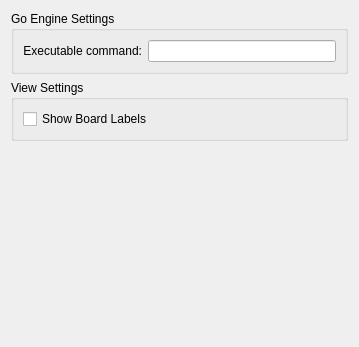
Qt form src/gui/config.ui (KDE/kigo) before a commit.
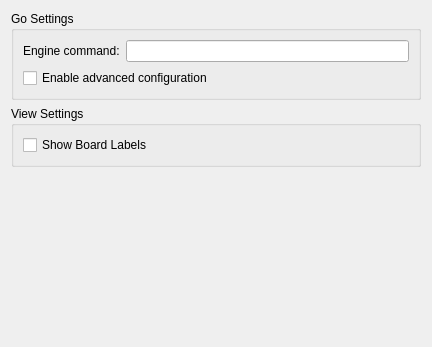
The same form after that commit. Custom widgets are drawn as their Qt base class.

Commit message: SetupScreen has much better UI, fixed handicap setting streamlined, GoEngine current player handling implemented and smaller bug-fixes. GameScene stone placement works and correct cursor based on current player cursor.

Diff of the .ui file:
```diff
--- a/src/gui/config.ui
+++ b/src/gui/config.ui
@@ -5,7 +5,7 @@
    <rect>
     <x>0</x>
     <y>0</y>
-    <width>359</width>
+    <width>432</width>
     <height>347</height>
    </rect>
   </property>
@@ -22,25 +22,32 @@
       </sizepolicy>
      </property>
      <property name="title" >
-      <string>Go Engine Settings</string>
+      <string>Go Settings</string>
      </property>
-     <layout class="QHBoxLayout" name="horizontalLayout_2" >
-      <item>
+     <layout class="QGridLayout" name="gridLayout" >
+      <item row="0" column="0" >
        <widget class="QLabel" name="label" >
         <property name="text" >
-         <string>Executable command:</string>
+         <string>Engine command:</string>
         </property>
         <property name="alignment" >
-         <set>Qt::AlignRight|Qt::AlignTrailing|Qt::AlignVCenter</set>
+         <set>Qt::AlignLeading|Qt::AlignLeft|Qt::AlignVCenter</set>
         </property>
         <property name="buddy" >
          <cstring>kcfg_EngineCommand</cstring>
         </property>
        </widget>
       </item>
-      <item>
+      <item row="0" column="1" >
        <widget class="KLineEdit" name="kcfg_EngineCommand" />
       </item>
+      <item row="1" column="0" colspan="2" >
+       <widget class="QCheckBox" name="kcfg_AdvancedConfiguration" >
+        <property name="text" >
+         <string>Enable advanced configuration</string>
+        </property>
+       </widget>
+      </item>
      </layout>
     </widget>
    </item>
```
The commit also changes 10 other files.
